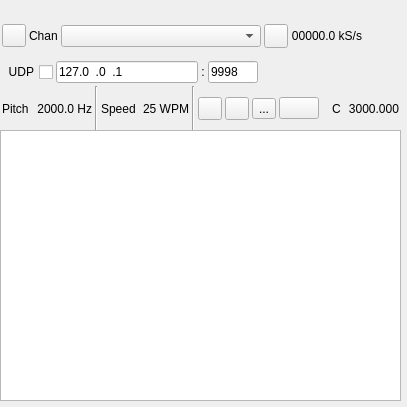
The window that plugins/feature/morsedecoder/morsedecodergui.ui (f4exb/sdrangel) describes before a commit, drawn with Qt 5.
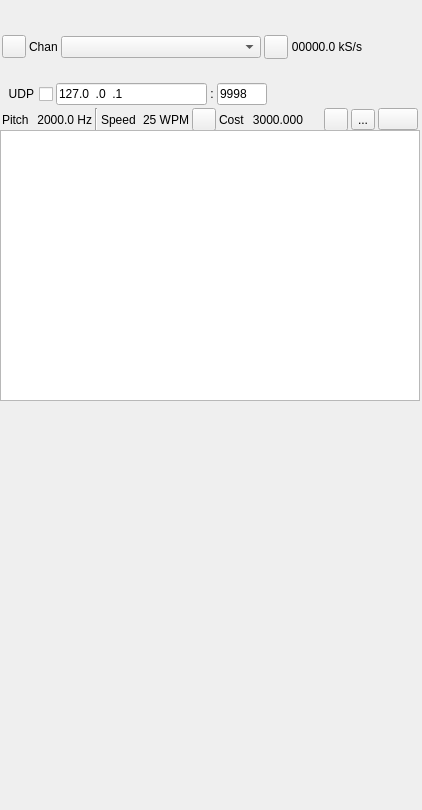
The same window after the commit. Icons and pictures are not drawn. Custom widgets are drawn as their Qt base class.

```diff
--- a/plugins/feature/morsedecoder/morsedecodergui.ui
+++ b/plugins/feature/morsedecoder/morsedecodergui.ui
@@ -6,8 +6,8 @@
    <rect>
     <x>0</x>
     <y>0</y>
-    <width>407</width>
-    <height>407</height>
+    <width>422</width>
+    <height>810</height>
    </rect>
   </property>
   <property name="sizePolicy">
@@ -18,7 +18,7 @@
   </property>
   <property name="minimumSize">
    <size>
-    <width>407</width>
+    <width>422</width>
     <height>407</height>
    </size>
   </property>
@@ -36,13 +36,13 @@
     <rect>
      <x>0</x>
      <y>10</y>
-     <width>401</width>
+     <width>420</width>
      <height>121</height>
     </rect>
    </property>
    <property name="minimumSize">
     <size>
-     <width>401</width>
+     <width>420</width>
      <height>0</height>
     </size>
    </property>
@@ -307,13 +307,6 @@
         </property>
        </widget>
       </item>
-      <item>
-       <widget class="Line" name="line_3">
-        <property name="orientation">
-         <enum>Qt::Vertical</enum>
-        </property>
-       </widget>
-      </item>
       <item>
        <widget class="QToolButton" name="statLock">
         <property name="toolTip">
@@ -332,6 +325,42 @@
         </property>
        </widget>
       </item>
+      <item>
+       <widget class="QLabel" name="cLabel">
+        <property name="text">
+         <string>Cost</string>
+        </property>
+       </widget>
+      </item>
+      <item>
+       <widget class="QLabel" name="cText">
+        <property name="minimumSize">
+         <size>
+          <width>55</width>
+          <height>0</height>
+         </size>
+        </property>
+        <property name="text">
+         <string>3000.000</string>
+        </property>
+        <property name="alignment">
+         <set>Qt::AlignRight|Qt::AlignTrailing|Qt::AlignVCenter</set>
+        </property>
+       </widget>
+      </item>
+      <item>
+       <spacer name="horizontalSpacer_2">
+        <property name="orientation">
+         <enum>Qt::Horizontal</enum>
+        </property>
+        <property name="sizeHint" stdset="0">
+         <size>
+          <width>40</width>
+          <height>20</height>
+         </size>
+        </property>
+       </spacer>
+      </item>
       <item>
        <widget class="ButtonSwitch" name="logEnable">
         <property name="maximumSize">
@@ -383,42 +412,6 @@
         </property>
        </widget>
       </item>
-      <item>
-       <spacer name="horizontalSpacer_2">
-        <property name="orientation">
-         <enum>Qt::Horizontal</enum>
-        </property>
-        <property name="sizeHint" stdset="0">
-         <size>
-          <width>40</width>
-          <height>20</height>
-         </size>
-        </property>
-       </spacer>
-      </item>
-      <item>
-       <widget class="QLabel" name="cLabel">
-        <property name="text">
-         <string>C</string>
-        </property>
-       </widget>
-      </item>
-      <item>
-       <widget class="QLabel" name="cText">
-        <property name="minimumSize">
-         <size>
-          <width>55</width>
-          <height>0</height>
-         </size>
-        </property>
-        <property name="text">
-         <string>3000.000</string>
-        </property>
-        <property name="alignment">
-         <set>Qt::AlignRight|Qt::AlignTrailing|Qt::AlignVCenter</set>
-        </property>
-       </widget>
-      </item>
      </layout>
     </item>
    </layout>
@@ -428,7 +421,7 @@
     <rect>
      <x>0</x>
      <y>130</y>
-     <width>401</width>
+     <width>420</width>
      <height>271</height>
     </rect>
    </property>
@@ -441,6 +434,12 @@
      <verstretch>0</verstretch>
     </sizepolicy>
    </property>
+   <property name="minimumSize">
+    <size>
+     <width>420</width>
+     <height>0</height>
+    </size>
+   </property>
    <layout class="QVBoxLayout" name="verticalLayout_2">
     <item>
      <widget class="QTextEdit" name="text"/>
```
Left out of the diff: 3 changed lines with no effect on the pictures.
